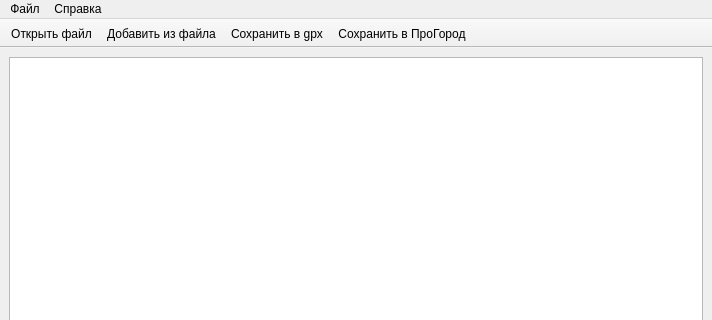
aunoor/pgfconverter, file ui/mainwindow.ui: the form before one commit; both pictures show x 0 to 712 and y 0 to 320 of the 712 by 472 pixel window.
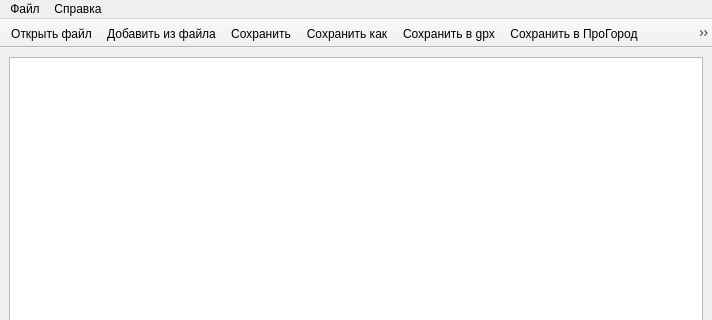
The form after the commit. Icons and pictures are not drawn.

```diff
--- a/ui/mainwindow.ui
+++ b/ui/mainwindow.ui
@@ -51,6 +51,12 @@
    <property name="allowedAreas">
     <set>Qt::NoToolBarArea</set>
    </property>
+   <property name="iconSize">
+    <size>
+     <width>32</width>
+     <height>32</height>
+    </size>
+   </property>
    <property name="floatable">
     <bool>false</bool>
    </property>
@@ -62,8 +68,11 @@
    </attribute>
    <addaction name="action_open_file"/>
    <addaction name="action_append_from_file"/>
+   <addaction name="action_save"/>
+   <addaction name="action_save_as"/>
    <addaction name="action_save_gpx"/>
    <addaction name="action_export_fav"/>
+   <addaction name="action_about_prog"/>
   </widget>
   <widget class="QMenuBar" name="menuBar">
    <property name="geometry">
```
Left out of the diff: 3 changed lines with no effect on the pictures.
